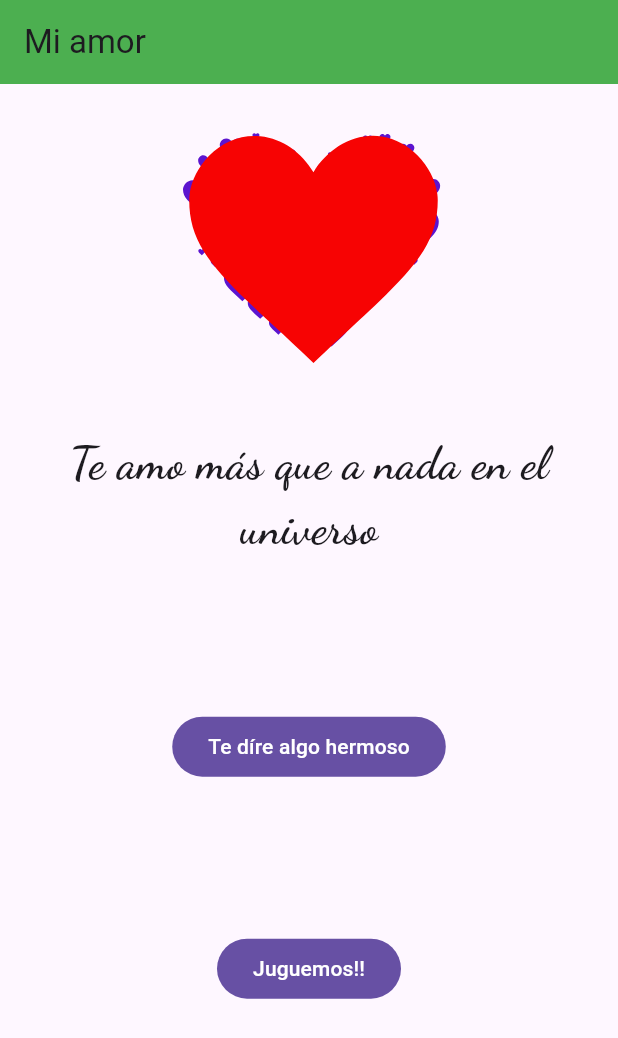
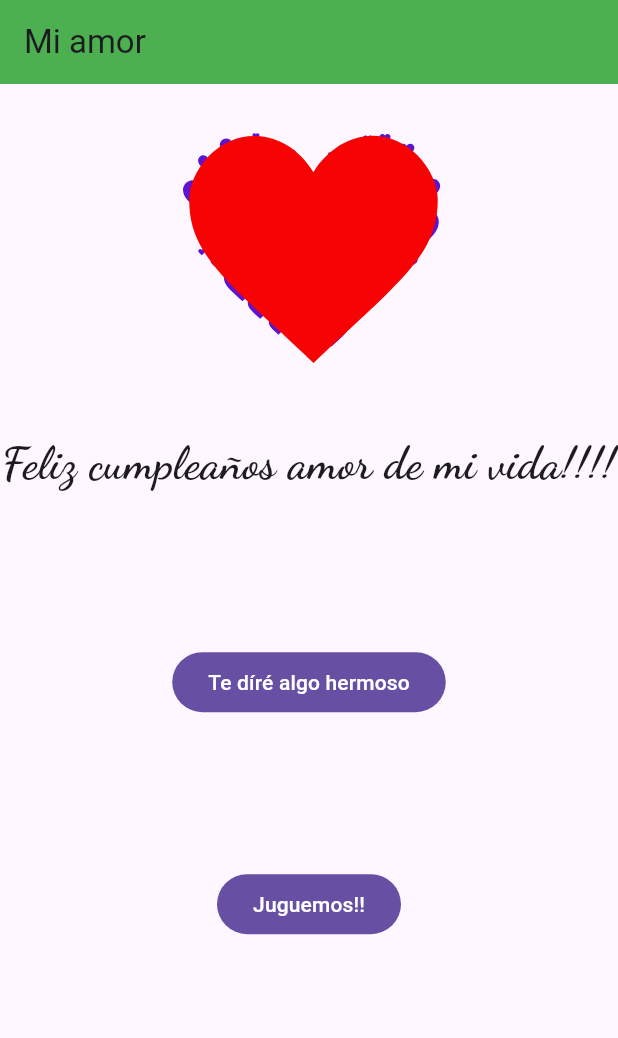
Before and after one commit to YaelZamora/YunApp, a Flutter app: the screen it shows after launch, on a phone screen of 412 x 824 dp. Shown: the top 1038 px of the screen. Run offline on Flutter 3.47's test engine with Material 3 defaults, Android fonts, the phone set to English and light mode, and no system bars; our stand-ins replace google_fonts, lottie.

Commit message:
Cambios de cumpleaños primera parte

```diff
--- a/lib/opciones.dart
+++ b/lib/opciones.dart
@@ -5,6 +5,7 @@ class _opciones {
 }
 
 final opcion = <_opciones>[
+  _opciones('Feliz cumpleaños amor de mi vida!!!!'),
   _opciones('Te amo más que a nada en el universo'),
   _opciones('Te amo con todo mi corazón'),
   _opciones('Te amo mi chaparrita preciosa'),
@@ -25,4 +26,19 @@ final opcion = <_opciones>[
   _opciones('Me encanta tu forma de amar'),
   _opciones('Amo tu locura'),
   _opciones('Me encanta estar a tu lado'),
+  _opciones('Haberte conocido fue lo mejor del universo mi amor'),
+  _opciones('Eres tan maravillosa que no te merezco'),
+  _opciones('No hay nadie que te llegue ni a los talones amor'),
+  _opciones('El amor que siento por ti es inifinito'),
+  _opciones('No te vayas nunca amor de mi vida'),
+  _opciones('Mi pingüiesposa por siempre!!'),
+  _opciones('Quedate eternamente a mi lado amor'),
+  _opciones('Te cuidaré siempre mi dulce emperatriz'),
+  _opciones('Eres todo lo que quiero en el universo corazón'),
+  _opciones('Amo tanto tu forma de ser mi chiquita preciosa'),
+  _opciones('No me olvides nunca amor de mi vida'),
+  _opciones('Mi aletita te busca siempre amor de mi vida'),
+  _opciones('Quiero tener una familia contigo mi amor'),
+  _opciones('Siempre tendrás abiertas las puertas de mi corazón'),
+  _opciones('No olvides nunca que te amo infinitamente mi amor'),
 ];
--- a/lib/views/home_view.dart
+++ b/lib/views/home_view.dart
@@ -50,7 +50,7 @@ class _HomeViewState extends State<HomeView> {
                 prediccion = opcion[numero].opcion;
               });
             },
-            child: const Text('Te díre algo hermoso'),
+            child: const Text('Te díré algo hermoso'),
           ),
           const SizedBox(height: 100),
           FilledButton(
--- a/lib/views/juego_view.dart
+++ b/lib/views/juego_view.dart
@@ -47,7 +47,8 @@ class _JuegoViewState extends State<JuegoView> {
                 onPressed: () {
                   setState(() {
                     helperJugador = 0;
-                    helperTiro = tiroIA.nextInt(3);
+                    //helperTiro = tiroIA.nextInt(3);
+                    helperTiro = 1;
 
                     if (helperTiro == 0) {
                       //No pasa nada
@@ -113,7 +114,8 @@ class _JuegoViewState extends State<JuegoView> {
                 onPressed: () {
                   setState(() {
                     helperJugador = 1;
-                    helperTiro = tiroIA.nextInt(3);
+                    //helperTiro = tiroIA.nextInt(3);
+                    helperTiro = 2;
 
                     if (helperTiro == 0) {
                       puntosJugador += 1;
@@ -179,7 +181,8 @@ class _JuegoViewState extends State<JuegoView> {
                 onPressed: () {
                   setState(() {
                     helperJugador = 2;
-                    helperTiro = tiroIA.nextInt(3);
+                    //helperTiro = tiroIA.nextInt(3);
+                    helperTiro = 0;
 
                     if (helperTiro == 0) {
                       puntosIA += 1;
```
Also changed, not shown: pubspec.lock, 3 other files.
